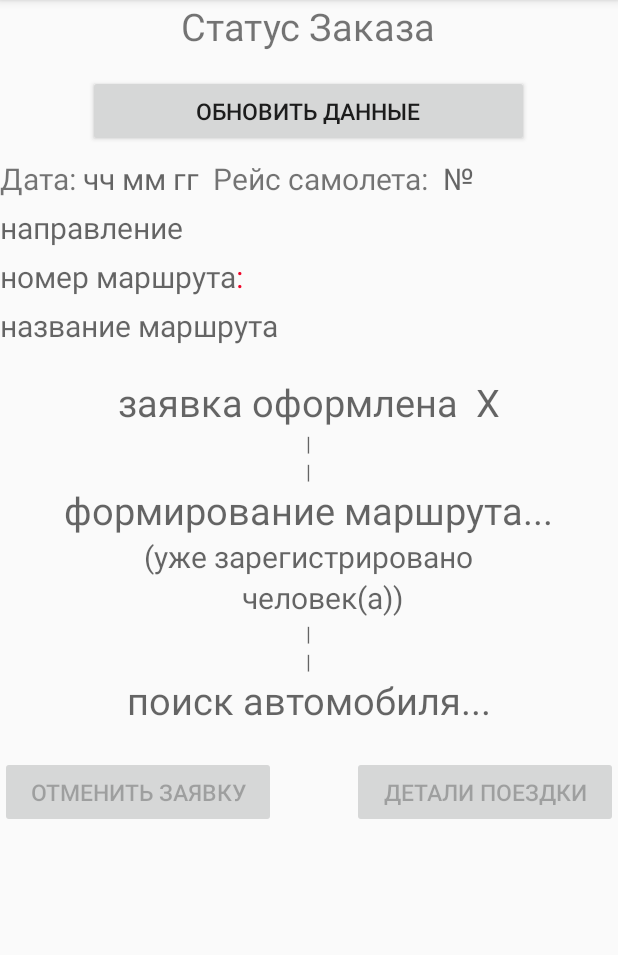
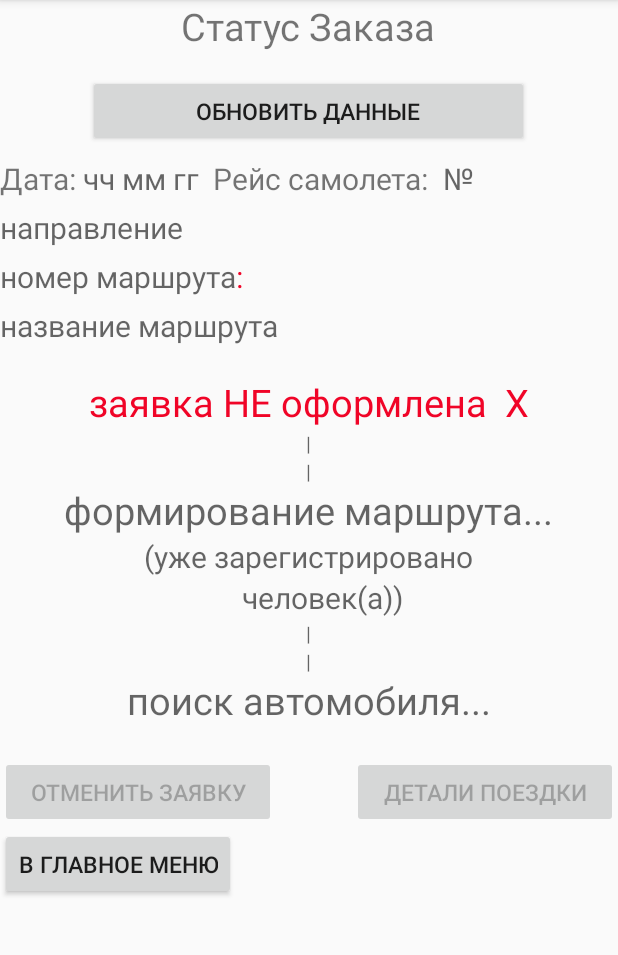
Before and after one commit to Alex22485/P_081119_twoativ_auth_and_database, an Android app: the Main6Activity screen opened directly, with no data from a screen before it, on a phone screen of 412 x 824 dp, the part 84-1039 px from its top. Run offline under Robolectric (Android 15) with nearby library versions, the phone set to English and light mode, and no system bars; our stand-ins replace Firebase (no records; nobody signed in at launch, a user with empty details on screens opened directly).

Commit message:
Main6Activity рабочая кнопка отмена заявки+ добавил кнопку перейти в главное меню

```diff
--- a/app/src/main/res/layout/activity_main6.xml
+++ b/app/src/main/res/layout/activity_main6.xml
@@ -182,8 +182,8 @@
             android:layout_width="wrap_content"
             android:layout_height="wrap_content"
             android:layout_weight="0"
-            android:hint="заявка оформлена  Х"
-            android:textColor="@color/colorRed"
+            android:text="заявка НЕ оформлена  Х"
+            android:textColor="@color/colorNew"
             android:textSize="25sp" />
         <TextView
             android:layout_width="0sp"
@@ -397,7 +397,7 @@
 
     <LinearLayout
         android:layout_width="match_parent"
-        android:layout_height="match_parent"
+        android:layout_height="wrap_content"
         android:orientation="horizontal">
 
 
@@ -429,6 +429,15 @@
 
 
     </LinearLayout>
+    <Button
+        android:layout_width="wrap_content"
+        android:layout_height="wrap_content"
+        android:text="В главное меню"
+        android:textSize="15sp"
+        android:onClick="backMainList">
+
+    </Button>
+
 
 
 
--- a/app/src/main/res/values/colors.xml
+++ b/app/src/main/res/values/colors.xml
@@ -3,7 +3,7 @@
     <color name="colorPrimary">#008577</color>
     <color name="colorPrimaryDark">#00574B</color>
     <color name="colorAccent">#622A3E</color>
-    <color name="colorRed">#4ADE14</color>
+    <color name="colorRed">#5BDE14</color>
     <color name="colorBlue">#2962FF</color>
     <color name="colorNew">#F00427</color>
 </resources>
--- a/build.gradle
+++ b/build.gradle
@@ -7,7 +7,7 @@ buildscript {
 
     }
     dependencies {
-        classpath 'com.android.tools.build:gradle:3.5.2'
+        classpath 'com.android.tools.build:gradle:3.5.3'
         classpath 'com.google.gms:google-services:4.3.2'
 
         // NOTE: Do not place your application dependencies here; they belong
```
Also changed, not shown: app/src/main/java/com/mapbox/mapboxandroiddemo/examples/p_081119_twoativ_auth_and_database/Main6Activity.java (+43 -1 lines).
